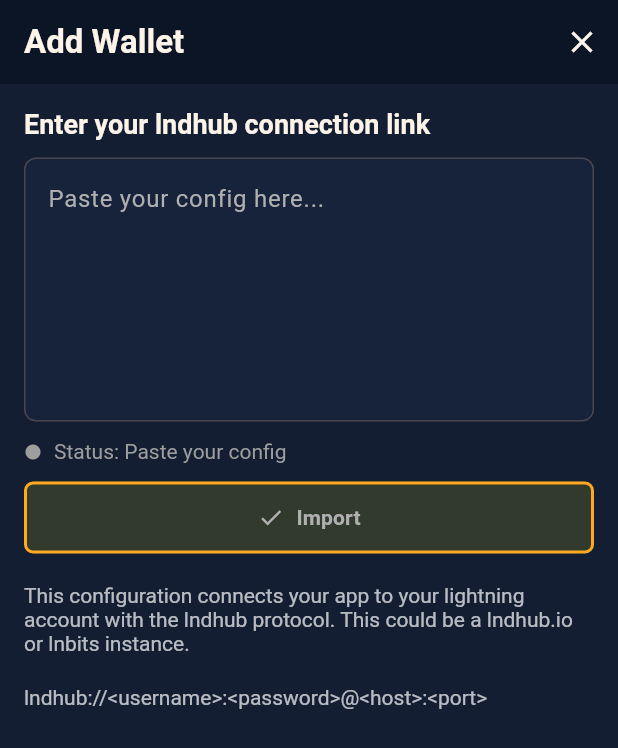
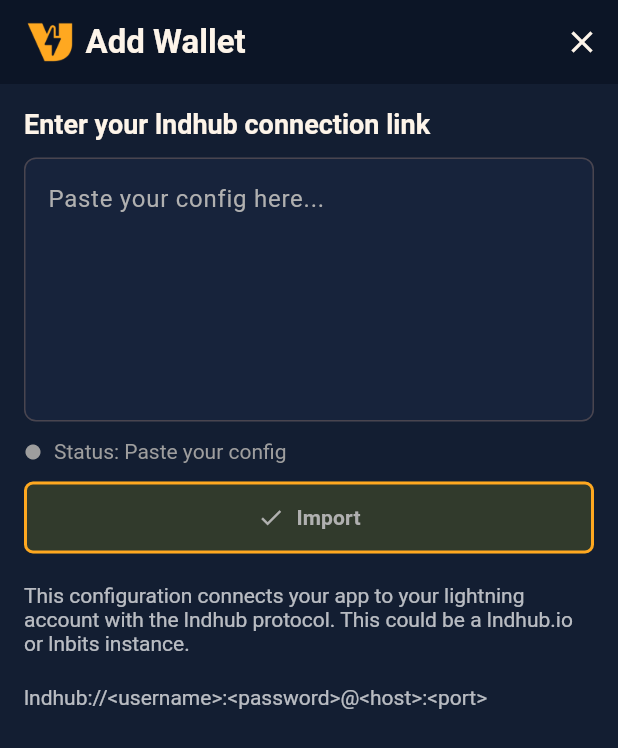
Before and after one commit to thespielplatz/volt-ui, a Flutter app: the screen it shows after launch, after a tap on "Add Wallet", on a phone screen of 412 x 824 dp. Shown: the top 748 px of the screen. Run offline on Flutter 3.47's test engine with Material 3 defaults, Android fonts, the phone set to English and light mode, and no system bars; our stand-ins replace flutter_secure_storage, nanoid, qr_flutter.

Commit message:
chore: add icon everywhere

```diff
--- a/lib/layout/open_fullscreen.dart
+++ b/lib/layout/open_fullscreen.dart
@@ -30,11 +30,19 @@ MaterialPageRoute<dynamic> _createFullscreenWidget({
       appBar: AppBar(
         automaticallyImplyLeading: false,
         backgroundColor: AppColors.headerBackground,
-        title: Text(
-          title,
-          style: const TextStyle(
-              color: AppColors.text, fontWeight: FontWeight.bold),
-        ),
+        title: Row(children: [
+          Image.asset(
+            'design/logo/logo_orange.png',
+            width: 35,
+            height: 35,
+          ),
+          const SizedBox(width: 6),
+          Text(
+            title,
+            style: const TextStyle(
+                color: AppColors.text, fontWeight: FontWeight.bold),
+          ),
+        ]),
         iconTheme: const IconThemeData(color: AppColors.text),
         actions: [
           IconButton(
--- a/lib/layout/the_header.dart
+++ b/lib/layout/the_header.dart
@@ -15,10 +15,10 @@ class TheHeader extends StatelessWidget implements PreferredSizeWidget {
         children: [
           Image.asset(
             'design/logo/logo_orange.png',
-            width: 40,
-            height: 40,
+            width: 35,
+            height: 35,
           ),
-          const SizedBox(width: 8),
+          const SizedBox(width: 6),
           Text(
             title,
             style: const TextStyle(
```
